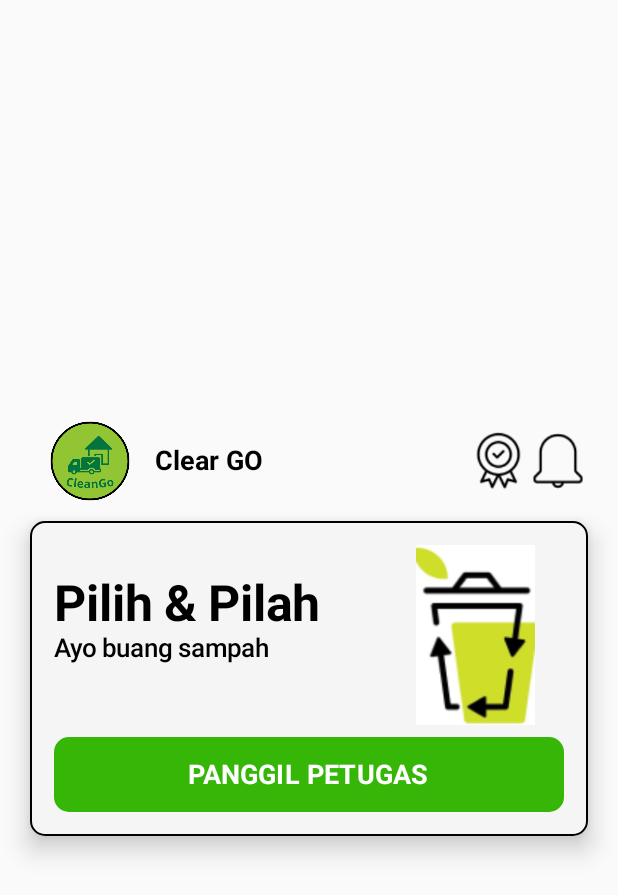
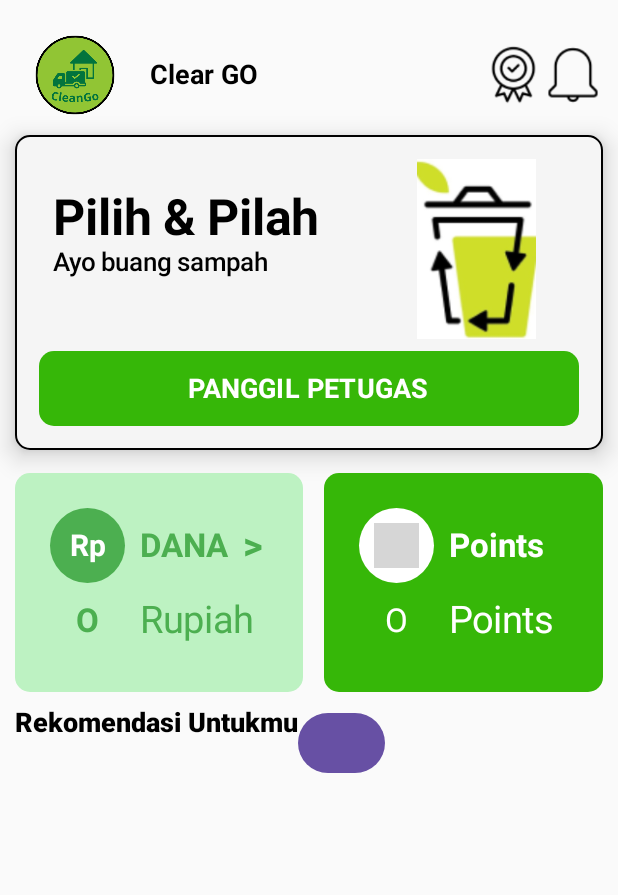
Before and after one commit to Demitri-Ansssss/MobileApps, an Android app built with Jetpack Compose: the screen it shows after launch (MainActivity), on a phone screen of 412 x 824 dp. Shown: the top 895 px of the screen. Run offline under Robolectric (Android 15) with nearby library versions, the phone set to English and light mode, and no system bars; grey boxes are pictures that could not be loaded.

Commit message:
Adding card button

```diff
--- a/app/src/main/java/com/example/myapplicationtest1/HomePage.kt
+++ b/app/src/main/java/com/example/myapplicationtest1/HomePage.kt
@@ -1,9 +1,12 @@
 package com.example.myapplicationtest1
 
+import android.widget.Space
 import androidx.compose.foundation.BorderStroke
 import androidx.compose.foundation.Image
+import androidx.compose.foundation.background
 import androidx.compose.foundation.border
 import androidx.compose.foundation.layout.Arrangement
+import androidx.compose.foundation.layout.Box
 import androidx.compose.foundation.layout.Column
 import androidx.compose.foundation.layout.Row
 import androidx.compose.foundation.layout.Spacer
@@ -11,6 +14,7 @@ import androidx.compose.foundation.layout.fillMaxSize
 import androidx.compose.foundation.layout.fillMaxWidth
 import androidx.compose.foundation.layout.height
 import androidx.compose.foundation.layout.padding
+import androidx.compose.foundation.layout.size
 import androidx.compose.foundation.layout.width
 import androidx.compose.foundation.shape.CircleShape
 import androidx.compose.foundation.shape.RoundedCornerShape
@@ -30,6 +34,8 @@ import androidx.compose.ui.text.font.FontWeight
 import androidx.compose.ui.unit.dp
 import androidx.compose.ui.unit.sp
 import com.example.myapplicationtest1.ui.theme.Darkgreen
+import com.example.myapplicationtest1.ui.theme.Lightgreen
+import java.nio.file.WatchEvent
 
 @Composable
 fun LogoHome() {
@@ -74,13 +80,21 @@ fun Logotrash(){
 }
 
 @Composable
+fun kointrash(){
+    Image(
+        painter = painterResource(id = R.drawable.koin),
+        contentDescription = "koin trash",
+        modifier = Modifier.width(30.dp).height(30.dp),
+        contentScale = ContentScale.FillHeight
+    )
+}
+
+@Composable
 fun HomePage(){
     Column(
         modifier = Modifier
             .fillMaxSize()
-            .padding(20.dp),
-        horizontalAlignment = Alignment.CenterHorizontally,
-        verticalArrangement = Arrangement.Center
+            .padding(10.dp),
     )
     {
         Row (
@@ -133,10 +147,147 @@ fun HomePage(){
                 ) {
                     Text("PANGGIL PETUGAS", color = Color.White, fontWeight = FontWeight.Bold, fontSize = 18.sp)
                 }
+
             }
         }
-        Row {
+//
+        Spacer(modifier = Modifier.height(15.dp))
+//        Button Payment dan Points
+        Row (
+            modifier = Modifier.fillMaxWidth().padding(0.dp),
+            horizontalArrangement = Arrangement.SpaceBetween,
+            verticalAlignment = Alignment.CenterVertically
+        ) {
+            Box(
+                modifier = Modifier
+                    .clip(RoundedCornerShape(10.dp))
+                    .background(Lightgreen),
 
+            )
+            {
+                Column (
+                    horizontalAlignment = Alignment.Start,
+                    verticalArrangement = Arrangement.Center,
+                    modifier = Modifier.padding(23.dp)
+
+                ) {
+                    Row (
+                        verticalAlignment = Alignment.CenterVertically,
+                    ){
+                        Box(
+                            modifier = Modifier
+                                .size(50.dp)
+                                .background(Color(0xFF4CAF50), shape = CircleShape),
+                            contentAlignment = Alignment.Center
+                        ){
+                            Text(text = "Rp", color = Color.White, fontWeight = FontWeight.Bold, fontSize = 20.sp)
+                        }
+                        Spacer(modifier = Modifier.width(10.dp))
+                        Text(
+                            text = "DANA",
+                            color = Color(0xFF4CAF50),
+                            fontSize = 22.sp,
+                            fontWeight = FontWeight.Bold
+                        )
+                        Spacer(modifier = Modifier.width(10.dp))
+                        Text(
+                            text = ">",
+                            color = Color(0xFF4CAF50),
+                            fontSize = 25.sp,
+                            fontWeight = FontWeight.Bold
+                        )
+                    }
+                    Row (
+                        verticalAlignment = Alignment.CenterVertically,
+                        horizontalArrangement = Arrangement.End,
+                        modifier = Modifier.padding(10.dp)
+                    ) {
+                        Text(
+                            text = "O",
+                            color = Color(0xFF4CAF50),
+                            fontSize = 22.sp,
+                            fontWeight = FontWeight.Bold,
+                            modifier = Modifier.padding(start = 7.dp)
+                        )
+                        Spacer(modifier = Modifier.width(27.dp))
+                        Text(
+                            text = "Rupiah",
+                            color = Color(0xFF4CAF50),
+                            fontSize = 25.sp,
+                            fontWeight = FontWeight.Normal
+                        )
+                    }
+                }
+
+            }
+//            Button Points
+            Box(
+                modifier = Modifier
+                    .clip(RoundedCornerShape(10.dp))
+                    .background(Darkgreen),
+
+            )
+            {
+                Column(
+                    horizontalAlignment = Alignment.Start,
+                    verticalArrangement = Arrangement.Center,
+                    modifier = Modifier.padding(23.dp),
+
+                ) {
+                    Row(
+                        verticalAlignment = Alignment.CenterVertically,
+                    ) {
+                        Box(
+                            modifier = Modifier
+                                .size(50.dp)
+                                .background(color = Color.White, shape = CircleShape),
+                            contentAlignment = Alignment.Center
+                        ) {
+                            kointrash()
+                        }
+                        Spacer(modifier = Modifier.width(10.dp))
+                        Text(
+                            text = "Points",
+                            color = Color.White,
+                            fontSize = 22.sp,
+                            fontWeight = FontWeight.Bold
+                        )
+                    }
+                    Row(
+                        verticalAlignment = Alignment.CenterVertically,
+                        horizontalArrangement = Arrangement.End,
+                        modifier = Modifier.padding(10.dp)
+                    ) {
+                        Text(
+                            text = "O",
+                            color = Color.White,
+                            fontSize = 22.sp,
+                            fontWeight = FontWeight.Normal,
+                            modifier = Modifier.padding(start = 7.dp)
+                        )
+                        Spacer(modifier = Modifier.width(27.dp))
+                        Text(
+                            text = "Points",
+                            color = Color.White,
+                            fontSize = 25.sp,
+                            fontWeight = FontWeight.Normal
+                        )
+                    }
+                }
+            }
+        }
+
+//        Rekomendasi
+        Spacer(modifier = Modifier.height(10.dp))
+        Column {
+            Row {
+                Text("Rekomendasi Untukmu", fontWeight = FontWeight.ExtraBold, fontSize = 18.sp)
+                Button(
+                    onClick = {},
+                ) {
+                    Text("")
+                }
+            }
         }
     }
 }
--- a/app/src/main/java/com/example/myapplicationtest1/ui/theme/Color.kt
+++ b/app/src/main/java/com/example/myapplicationtest1/ui/theme/Color.kt
@@ -2,6 +2,7 @@ package com.example.myapplicationtest1.ui.theme
 
 import androidx.compose.ui.graphics.Color
 val Darkgreen = Color(0xff36b708)
+val Lightgreen = Color(0xffbdf2c2)
 val Purple80 = Color(0xFFD0BCFF)
 val PurpleGrey80 = Color(0xFFCCC2DC)
 val Pink80 = Color(0xFFEFB8C8)
--- a/app/src/main/res/values/colors.xml
+++ b/app/src/main/res/values/colors.xml
@@ -1,5 +1,6 @@
 <?xml version="1.0" encoding="utf-8"?>
 <resources>
+    <color name="LightGreen">#ffbdf2c2</color>
     <color name="Darkgreen">#ff36b708</color>
     <color name="purple_200">#FFBB86FC</color>
     <color name="purple_500">#FF6200EE</color>
```
